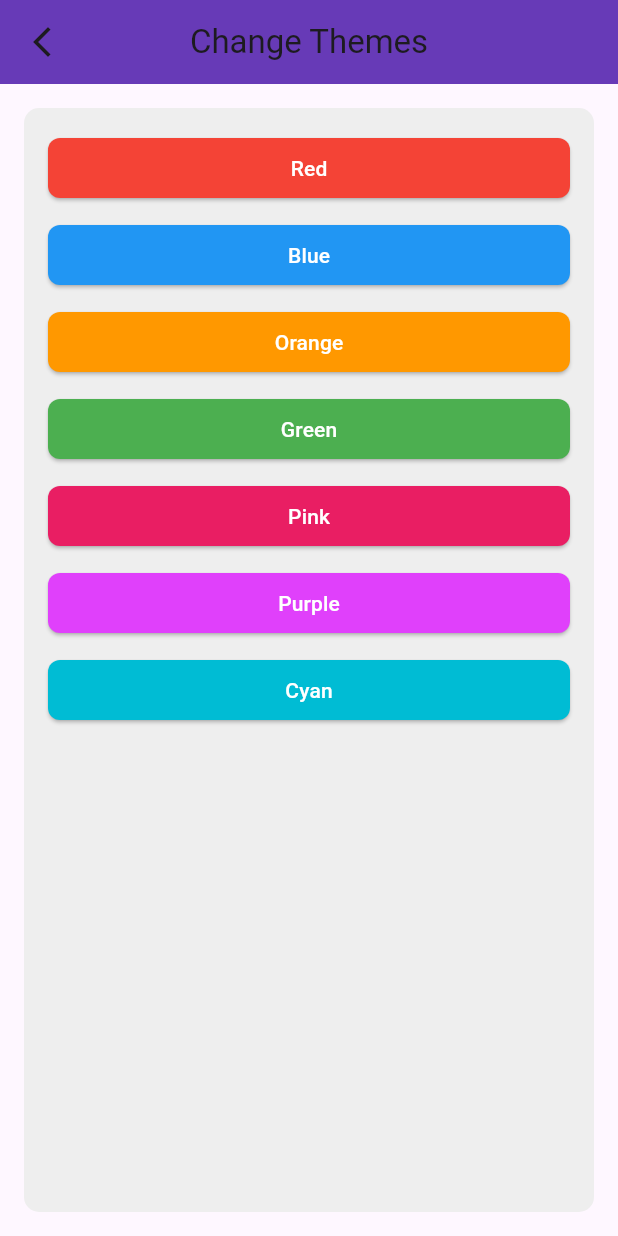
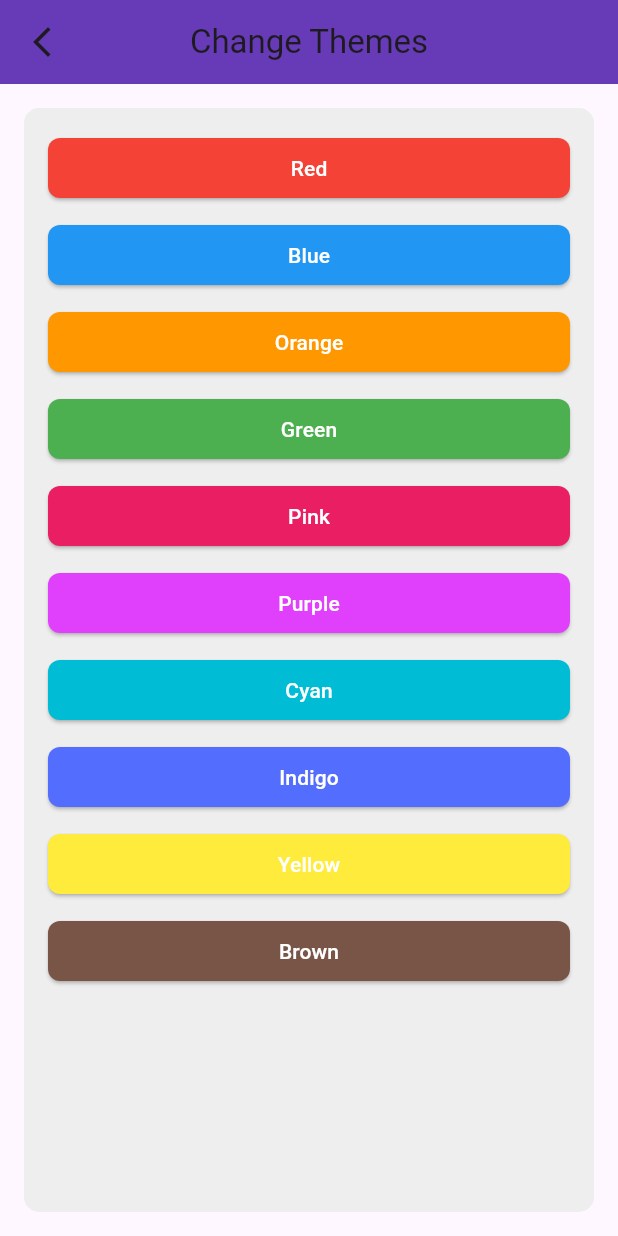
Before and after one commit to Madhu1004/test_drive, a Flutter app: the SettingsThemes screen opened directly, on a phone screen of 412 x 824 dp. Run offline on Flutter 3.47's test engine with Material 3 defaults, Android fonts, the phone set to English and light mode, and no system bars; network calls fail.

Commit message:
Dynamic theme changing done.

```diff
--- a/lib/UI/navbar.dart
+++ b/lib/UI/navbar.dart
@@ -328,7 +328,62 @@ class SettingsThemesState extends State<SettingsThemes> {
                     ),
                   ),
             const SizedBox(height: 10),
-    ],
+
+                  ElevatedButton(
+                    style: ElevatedButton.styleFrom(
+                      backgroundColor: Colors.indigoAccent,
+                      shape: RoundedRectangleBorder(
+                        borderRadius: BorderRadius.circular(8.0),
+                      ),
+                    ),
+                    onPressed: () {
+                      setState(() {
+                        Provider.of<AppTheme>(context, listen: false).appBarColor = Colors.indigoAccent;
+                      });
+                    },
+                    child: const Text(
+                      'Indigo',
+                      style: TextStyle(color: Colors.white),
+                    ),
+                  ),
+                  const SizedBox(height: 10),
+                  ElevatedButton(
+                    style: ElevatedButton.styleFrom(
+                      backgroundColor: Colors.yellow,
+                      shape: RoundedRectangleBorder(
+                        borderRadius: BorderRadius.circular(8.0),
+                      ),
+                    ),
+                    onPressed: () {
+                      setState(() {
+                        Provider.of<AppTheme>(context, listen: false).appBarColor = Colors.yellow;
+                      });
+                    },
+                    child: const Text(
+                      'Yellow',
+                      style: TextStyle(color: Colors.white),
+                    ),
+                  ),
+                  const SizedBox(height: 10),
+                  ElevatedButton(
+                    style: ElevatedButton.styleFrom(
+                      backgroundColor: Colors.brown,
+                      shape: RoundedRectangleBorder(
+                        borderRadius: BorderRadius.circular(8.0),
+                      ),
+                    ),
+                    onPressed: () {
+                      setState(() {
+                        Provider.of<AppTheme>(context, listen: false).appBarColor = Colors.brown;
+                      });
+                    },
+                    child: const Text(
+                      'Brown',
+                      style: TextStyle(color: Colors.white),
+                    ),
+                  ),
+                  const SizedBox(height: 10),
+        ],
     ),
     ),
     ),
```
